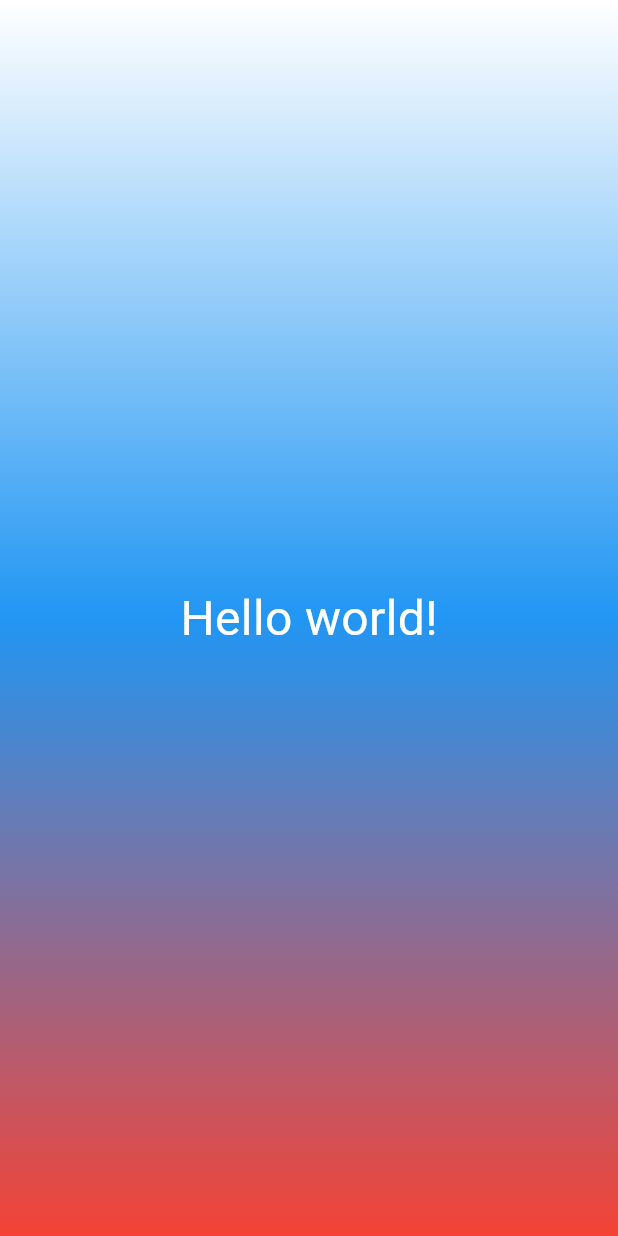
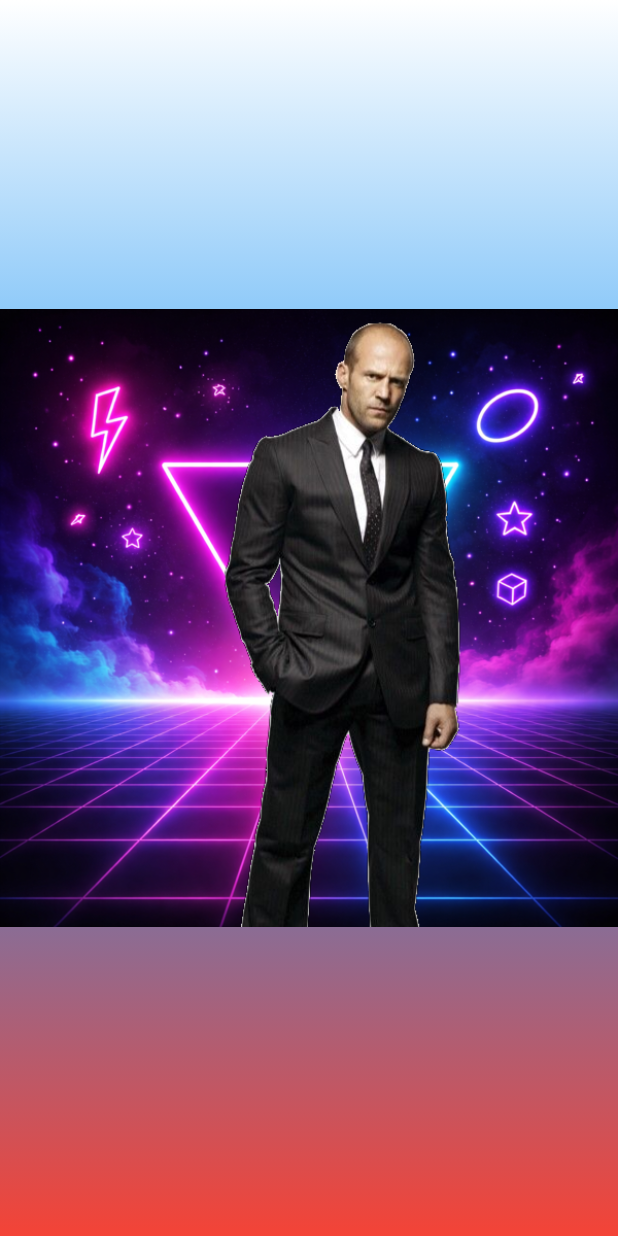
Before and after one commit to YuriiSuperProg/Flutter_Lab4_1, a Flutter app: the screen it shows after launch, on a phone screen of 412 x 824 dp. Run offline on Flutter 3.47's test engine with Material 3 defaults, Android fonts, the phone set to English and light mode, and no system bars.

```diff
--- a/lib/gradient_container.dart
+++ b/lib/gradient_container.dart
@@ -1,5 +1,4 @@
 import 'package:flutter/material.dart';
-import 'package:flutter_lab4_app/styled_text.dart';
 
 const startAlignment = Alignment.topCenter;
 const endAlignment = Alignment.bottomCenter;
@@ -26,7 +25,9 @@ class GradientContainer
         ),
       ),
       child: Center(
-        child: StyledText("Hello world!"),
+        child: Image.asset(
+          'assets/images/dice-1.png',
+        ),
       ),
     );
   }
```
Also changed, not shown: pubspec.yaml (+3 -52 lines), assets/images/dice-1.png (added), assets/images/dice-2.png (added), assets/images/dice-3.png (added), assets/images/dice-4.png (added), assets/images/dice-5.png (added), assets/images/dice-6.png (added).
